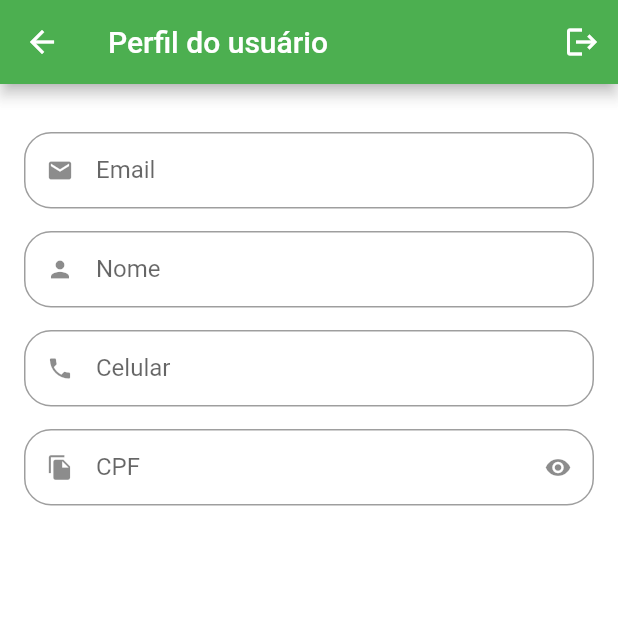
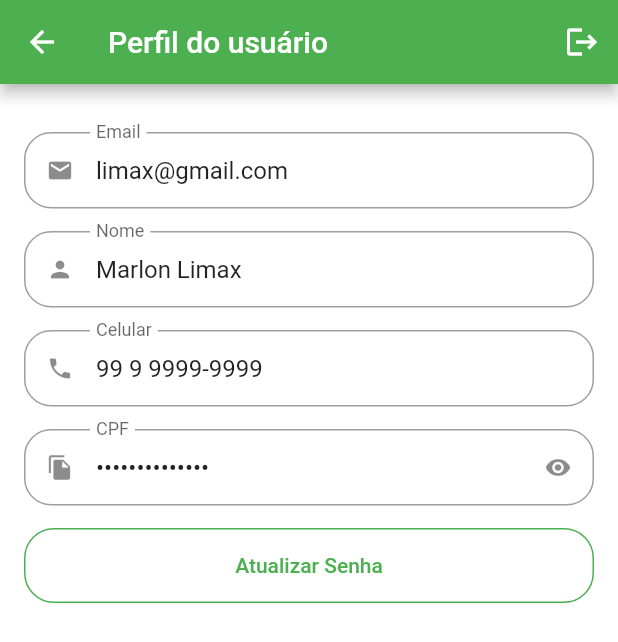
Before and after one commit to Marlon-Limax/GreenGrocer, a Flutter app: the ProfileTab screen opened directly, on a phone screen of 412 x 824 dp. Shown: the top 642 px of the screen. Run offline on Flutter 3.47's test engine with Material 2 defaults, Android fonts, the phone set to English and light mode, and no system bars; our stand-ins replace animated_text_kit, badges, mask_text_input_formatter.

Commit message:
Initializing fields with data - profile

```diff
--- a/lib/src/config/app_data.dart
+++ b/lib/src/config/app_data.dart
@@ -91,9 +91,9 @@ List<CartItemModel> cartItems = [
 ];
 
 UserModel user = UserModel(
-  celular: '99 9 9999-9999',
+  phone: '99 9 9999-9999',
   cpf: '999.999.999-99',
   email: 'limax@gmail.com',
   name: 'Marlon Limax',
-  senha: '',
+  password: '',
 );
--- a/lib/src/models/user_model.dart
+++ b/lib/src/models/user_model.dart
@@ -1,15 +1,15 @@
 class UserModel {
   String name;
   String email;
-  String celular;
+  String phone;
   String cpf;
-  String senha;
+  String password;
 
   UserModel({
-    required this.celular,
+    required this.phone,
     required this.cpf,
     required this.email,
     required this.name,
-    required this.senha,
+    required this.password,
   });
 }
--- a/lib/src/pages/common_widgets/custom_text_field.dart
+++ b/lib/src/pages/common_widgets/custom_text_field.dart
@@ -6,6 +6,8 @@ class CustomTextField extends StatefulWidget {
   final String label;
   final bool isSecret;
   final List<TextInputFormatter>? inputFormatters;
+  final String? initialValue;
+  final bool readOnly;
 
   const CustomTextField({
     Key? key,
@@ -13,6 +15,8 @@ class CustomTextField extends StatefulWidget {
     required this.label,
     this.isSecret = false,
     this.inputFormatters,
+    this.initialValue,
+    this.readOnly = false,
   }) : super(key: key);
 
   @override
@@ -34,6 +38,8 @@ class _CustomTextFieldState extends State<CustomTextField> {
     return Padding(
       padding: const EdgeInsets.only(bottom: 15),
       child: TextFormField(
+        readOnly: widget.readOnly,
+        initialValue: widget.initialValue,
         inputFormatters: widget.inputFormatters,
         obscureText: isObscure,
         decoration: InputDecoration(
--- a/lib/src/pages/profile/profile_tab.dart
+++ b/lib/src/pages/profile/profile_tab.dart
@@ -22,32 +22,56 @@ class ProfileTab extends StatelessWidget {
         padding: const EdgeInsets.fromLTRB(16, 32, 16, 16),
 
         // Email
-        children: const [
+        children: [
           CustomTextField(
+            readOnly: true,
+            initialValue: appData.user.email,
             icon: Icons.email,
             label: 'Email',
           ),
 
           //Nome
           CustomTextField(
+            readOnly: true,
+            initialValue: appData.user.name,
             icon: Icons.person,
             label: 'Nome',
           ),
 
           //Celular
           CustomTextField(
+            readOnly: true,
+            initialValue: appData.user.phone,
             icon: Icons.phone,
             label: 'Celular',
           ),
 
           //CPF
           CustomTextField(
+            readOnly: true,
+            initialValue: appData.user.cpf,
             icon: Icons.file_copy,
             label: 'CPF',
             isSecret: true,
           ),
 
           // Botão para atualizar senha
+          SizedBox(
+            height: 50,
+            child: OutlinedButton(
+              style: OutlinedButton.styleFrom(
+                  side: const BorderSide(
+                    color: Colors.green,
+                  ),
+                  shape: RoundedRectangleBorder(
+                    borderRadius: BorderRadius.circular(20),
+                  )),
+              onPressed: () {},
+              child: const Text(
+                'Atualizar Senha',
+              ),
+            ),
+          )
         ],
       ),
     );
```
